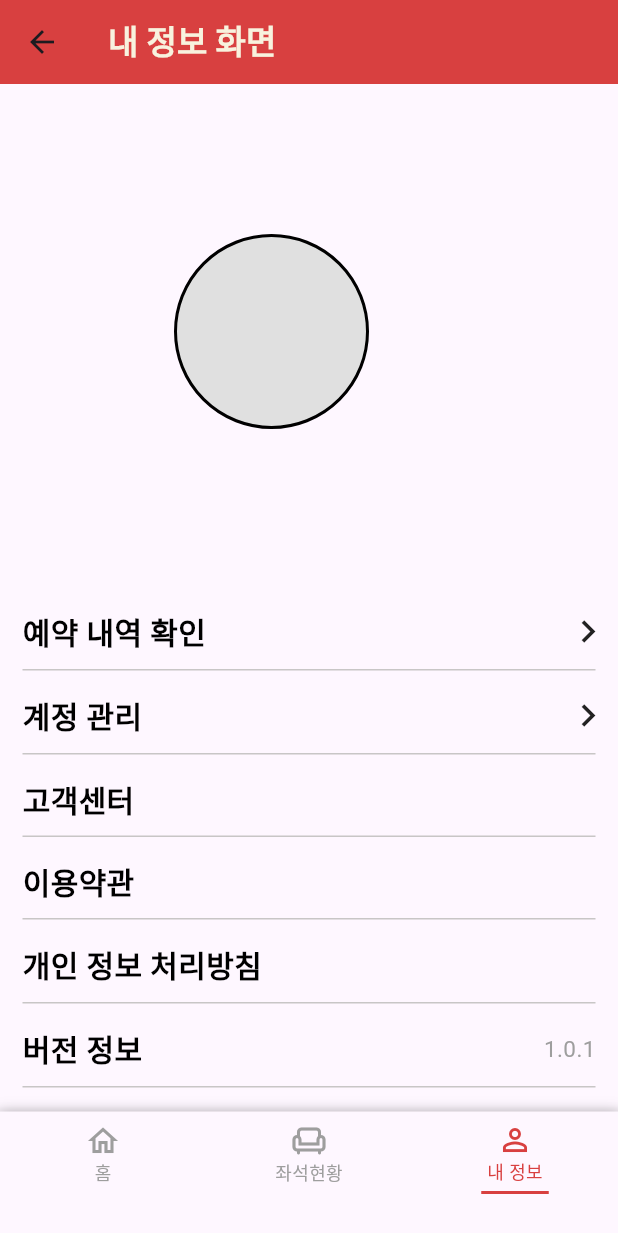
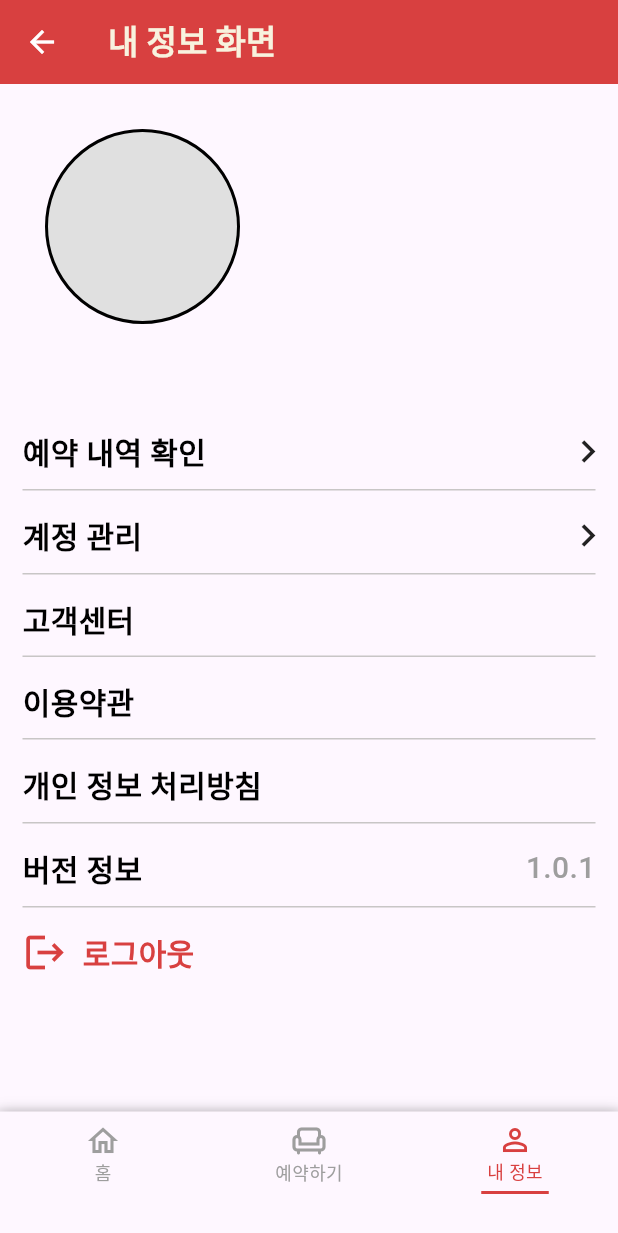
Before and after one commit to APP-iOS7/study_cafe-P6, a Flutter app: the BottomTabBar screen opened directly, item 3 of the bottom bar chosen, on a phone screen of 412 x 824 dp. Shown: the top 1233 px of the screen. Run offline on Flutter 3.47's test engine with Material 3 defaults, Android fonts, the phone set to English and light mode, and no system bars; our stand-ins replace cloud_firestore, firebase_auth, firebase_core, flutter_native_splash, get, image_picker; missing offline and left inert: tosspayments_widget_sdk_flutter; accounts and stored records are empty.

Commit message:
프로젝트 구조 리팩토링 및 로그인 관련 파일 이동
- login 폴더 내 파일들을 Screen/login 디렉토리로 이동
- 로그인 뷰모델 위치 변경 및 import 경로 업데이트
- 앱 아이콘 에셋 및 설정 파일 업데이트
- 일부 UI 세부사항 미세 조정

```diff
--- a/study_cafe_p6/lib/Screen/Payment/payment_screen.dart
+++ b/study_cafe_p6/lib/Screen/Payment/payment_screen.dart
@@ -5,7 +5,7 @@ import 'package:get/get.dart';
 import 'package:intl/intl.dart';
 import 'package:study_cafe_p6/Screen/Payment/payfail_screen.dart';
 import 'package:study_cafe_p6/Screen/Payment/paysuccess_screen.dart';
-import 'package:study_cafe_p6/login/login_screen.dart';
+import 'package:study_cafe_p6/Screen/login/login_screen.dart';
 import 'package:study_cafe_p6/model/reserve_model.dart';
 import 'package:tosspayments_widget_sdk_flutter/model/payment_info.dart';
 import 'package:tosspayments_widget_sdk_flutter/model/payment_widget_options.dart';
--- a/study_cafe_p6/lib/login/login_screen.dart
+++ b/study_cafe_p6/lib/Screen/login/login_screen.dart
@@ -3,8 +3,8 @@ import 'package:flutter/material.dart';
 import 'package:get/get.dart';
 import 'package:study_cafe_p6/Screen/tabbar_screen.dart';
 import 'package:study_cafe_p6/Screen/text_field.dart';
-import 'package:study_cafe_p6/login/signup_screen.dart';
-import 'package:study_cafe_p6/loginViewModel/login_view_model.dart';
+import 'package:study_cafe_p6/Screen/login/signup_screen.dart';
+import 'package:study_cafe_p6/ViewModel/login_view_model.dart';
 
 class LoginScreen extends StatefulWidget {
   const LoginScreen({super.key});
--- a/study_cafe_p6/lib/login/signup_screen.dart
+++ b/study_cafe_p6/lib/Screen/login/signup_screen.dart
@@ -4,7 +4,7 @@ import 'package:flutter/material.dart';
 import 'package:get/get.dart';
 import 'package:study_cafe_p6/Screen/tabbar_screen.dart';
 import 'package:study_cafe_p6/Screen/text_field.dart';
-import 'package:study_cafe_p6/login/login_screen.dart';
+import 'package:study_cafe_p6/Screen/login/login_screen.dart';
 import 'package:study_cafe_p6/model/user_model.dart';
 
 class SignupScreen extends StatefulWidget {
--- a/study_cafe_p6/lib/Screen/myinfo_screen.dart
+++ b/study_cafe_p6/lib/Screen/myinfo_screen.dart
@@ -1,16 +1,13 @@
 import 'dart:convert';
 import 'dart:io';
 import 'package:firebase_auth/firebase_auth.dart';
-import 'package:flutter/cupertino.dart';
 import 'package:flutter/material.dart';
 import 'package:get/get.dart';
 import 'package:image_picker/image_picker.dart';
 import 'package:study_cafe_p6/Screen/Reservation/reservation_history_screen.dart';
 import 'package:study_cafe_p6/Screen/account_manager.dart';
-import 'package:study_cafe_p6/Screen/alertdialog_screen.dart';
 import 'package:study_cafe_p6/ViewModel/user_profile_model.dart';
-import 'package:study_cafe_p6/login/login_screen.dart';
-import 'package:study_cafe_p6/loginViewModel/login_view_model.dart';
+import 'package:study_cafe_p6/ViewModel/login_view_model.dart';
 
 class MyinfoScreen extends StatefulWidget {
   const MyinfoScreen({super.key});
@@ -28,6 +25,7 @@ class _MyinfoScreenState extends State<MyinfoScreen> {
   Widget build(BuildContext context) {
     return Scaffold(
       appBar: AppBar(
+        leading: const BackButton(color: Colors.white),
         title: const Text(
           '내 정보 화면',
           style: TextStyle(
@@ -37,20 +35,20 @@ class _MyinfoScreenState extends State<MyinfoScreen> {
         ),
         backgroundColor: Color(0xffd84040),
       ),
-      body: Column(
+      body: SingleChildScrollView(
+        child: Column(
           children: [
             Padding(
               padding: const EdgeInsets.only(
-              top: 100,
+                top: 30,
                 bottom: 10,
-              left: 10,
-              right: 10,
+                left: 30,
+                right: 50,
               ),
               child: Row(
-              mainAxisAlignment: MainAxisAlignment.center,
+                mainAxisAlignment: MainAxisAlignment.spaceBetween,
                 children: [
                   RoundCircle(size: 130),
-                SizedBox(width: 50, height: 0),
                   Text(
                     '${user!.displayName}',
                     style: TextStyle(fontSize: 25, fontWeight: FontWeight.bold),
@@ -58,9 +56,7 @@ class _MyinfoScreenState extends State<MyinfoScreen> {
                 ],
               ),
             ),
-
-          SizedBox(height: 100),
-
+            SizedBox(height: 50),
             GestureDetector(
               onTap: () {
                 print("[D]예약내역확인");
@@ -260,7 +256,11 @@ class _MyinfoScreenState extends State<MyinfoScreen> {
                     padding: const EdgeInsets.all(10.0),
                     child: Text(
                       '1.0.1',
-                    style: TextStyle(fontSize: 15, color: Colors.grey),
+                      style: TextStyle(
+                        fontSize: 20,
+                        color: Colors.grey,
+                        fontWeight: FontWeight.w500,
+                      ),
                     ),
                   ),
                 ),
@@ -281,7 +281,7 @@ class _MyinfoScreenState extends State<MyinfoScreen> {
               onTap: () {
                 print("[D]로그아웃");
                 // Get.to(() => ReservationhistoryScreen());
-              passwordChangeAlert(context: context);
+                loginViewModel.signOut();
               },
               child: Padding(
                 padding: const EdgeInsets.symmetric(horizontal: 5),
@@ -318,6 +318,7 @@ class _MyinfoScreenState extends State<MyinfoScreen> {
               ),
             ),
           ],
+        ),
       ),
     );
   }
--- a/study_cafe_p6/lib/Screen/seat_page_screen.dart
+++ b/study_cafe_p6/lib/Screen/seat_page_screen.dart
@@ -218,7 +218,7 @@ class _SeatPageViewState extends State<SeatPageView> {
               ),
               SafeArea(
                 child: Padding(
-                  padding: const EdgeInsets.only(top: 30, left: 20, right: 20),
+                  padding: const EdgeInsets.only(top: 20, left: 20, right: 20),
                   child: InkWell(
                     onTap:
                         selectedSeat != null
--- a/study_cafe_p6/lib/Screen/splash_screen.dart
+++ b/study_cafe_p6/lib/Screen/splash_screen.dart
@@ -1,7 +1,7 @@
 import 'package:flutter/material.dart';
 import 'package:flutter_native_splash/flutter_native_splash.dart';
 import 'package:get/get.dart';
-import 'package:study_cafe_p6/login/login_screen.dart';
+import 'package:study_cafe_p6/Screen/login/login_screen.dart';
 
 class SplashScreen extends StatefulWidget {
   const SplashScreen({super.key});
--- a/study_cafe_p6/lib/Screen/tabbar_screen.dart
+++ b/study_cafe_p6/lib/Screen/tabbar_screen.dart
@@ -48,7 +48,7 @@ class _BottomTabBarState extends State<BottomTabBar> {
                   label: '',
                 ),
                 BottomNavigationBarItem(
-                  icon: _selectedTabItem(Icons.chair_outlined, '좌석현황', 1),
+                  icon: _selectedTabItem(Icons.chair_outlined, '예약하기', 1),
                   label: '',
                 ),
                 BottomNavigationBarItem(
--- a/study_cafe_p6/lib/loginViewModel/login_view_model.dart
+++ b/study_cafe_p6/lib/ViewModel/login_view_model.dart
@@ -1,7 +1,10 @@
 import 'package:firebase_auth/firebase_auth.dart';
+import 'package:get/get.dart';
+import 'package:study_cafe_p6/Screen/login/login_screen.dart';
 
 class LoginViewModel {
   void signOut() {
     FirebaseAuth.instance.signOut();
+    Get.offAll(() => LoginScreen());
   }
 }
--- a/study_cafe_p6/lib/ViewModel/user_delete_model.dart
+++ b/study_cafe_p6/lib/ViewModel/user_delete_model.dart
@@ -2,7 +2,7 @@ import 'package:cloud_firestore/cloud_firestore.dart';
 import 'package:firebase_auth/firebase_auth.dart';
 import 'package:flutter/material.dart';
 import 'package:get/get.dart';
-import 'package:study_cafe_p6/login/login_screen.dart';
+import 'package:study_cafe_p6/Screen/login/login_screen.dart';
 
 Future<void> deleteUserAccount(BuildContext context) async {
   try {
--- a/study_cafe_p6/lib/ViewModel/user_password_change_model.dart
+++ b/study_cafe_p6/lib/ViewModel/user_password_change_model.dart
@@ -1,7 +1,7 @@
 import 'package:firebase_auth/firebase_auth.dart';
 import 'package:flutter/material.dart';
 import 'package:get/get.dart';
-import 'package:study_cafe_p6/login/login_screen.dart';
+import 'package:study_cafe_p6/Screen/login/login_screen.dart';
 
 class UserPasswordChangeModel {
   final TextEditingController newPasswordController = TextEditingController();
@@ -31,7 +31,7 @@ class UserPasswordChangeModel {
         // print('[D]check 5');
       }
     } catch (e) {
-      print('[D]${e}');
+      print('[D]$e');
       ScaffoldMessenger.of(
         context,
       ).showSnackBar(SnackBar(content: Text('비밀번호 변경 실패: ${e.toString()}')));
```
Also changed, not shown: study_cafe_p6/lib/Screen/Reservation/reservation_history_screen.dart (+3 -10 lines), study_cafe_p6/lib/Screen/Reservation/reservation_screen.dart (+11 -4 lines), study_cafe_p6/lib/Screen/main_home_screen.dart (+11 -3 lines), 58 other files. Lines whose indentation alone changed are shown as unchanged.
